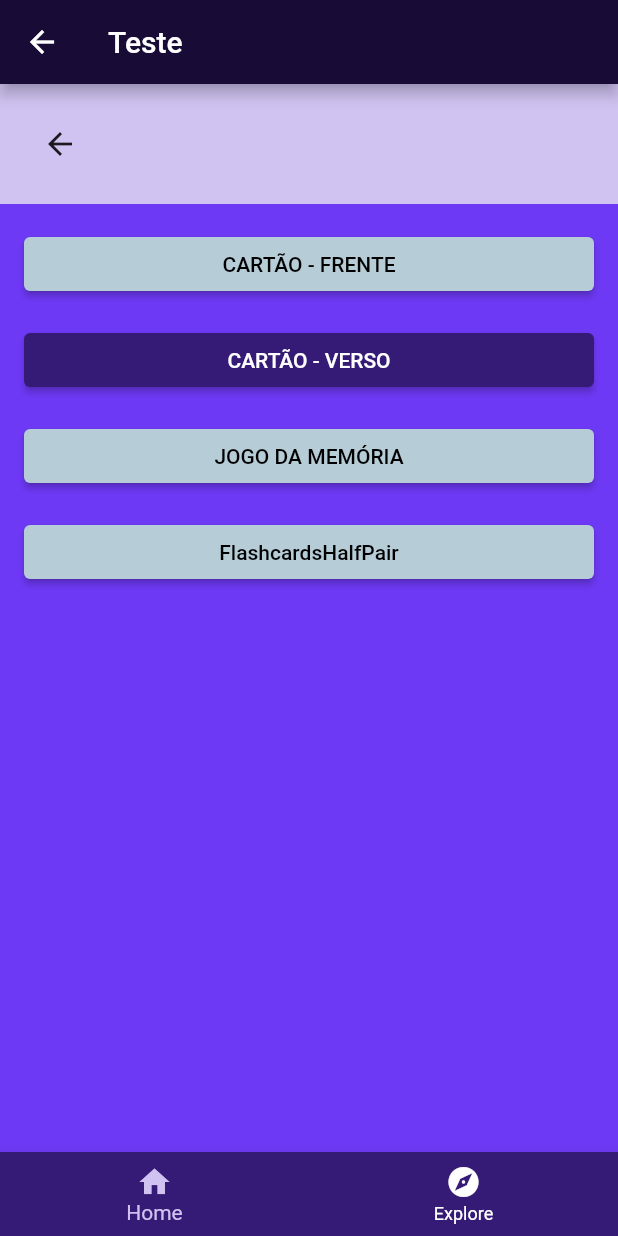
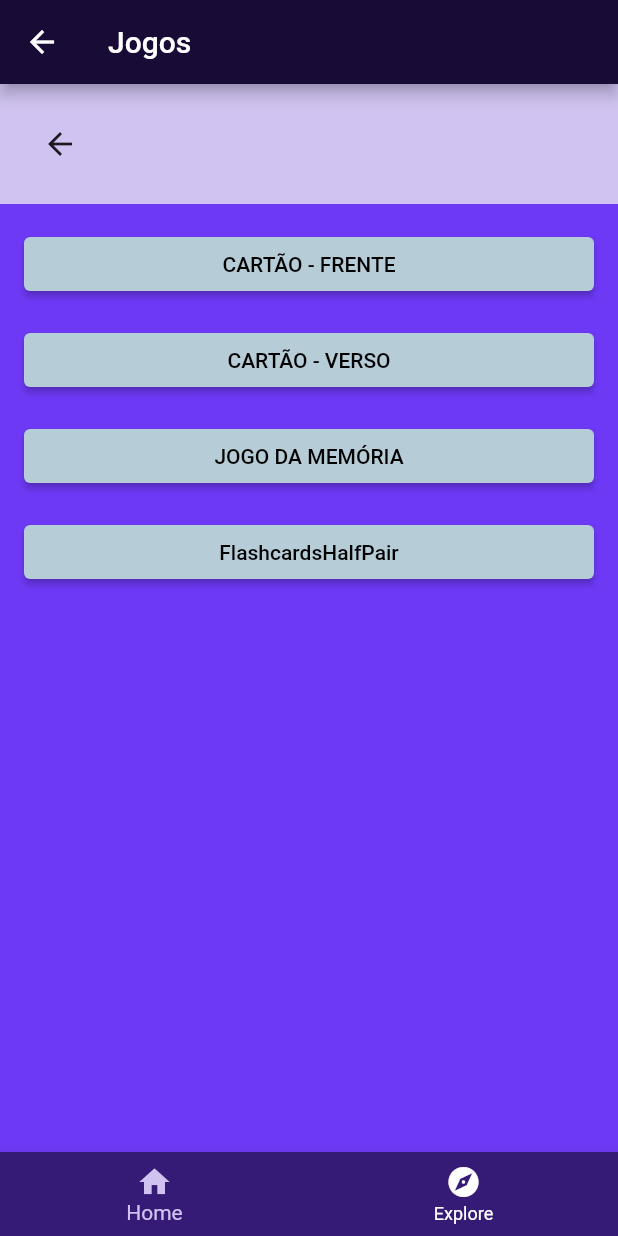
Before and after one commit to Jul10c3s4/pmovel, a Flutter app: the screen it shows after launch, in the side drawer, after a tap on "Jogos", on a phone screen of 412 x 824 dp. Run offline on Flutter 3.47's test engine with Material 2 defaults, Android fonts, the phone set to English and light mode, and no system bars; network calls fail.

Commit message:
Update jogos_page.dart

```diff
--- a/lib/pages/jogos_page.dart
+++ b/lib/pages/jogos_page.dart
@@ -16,7 +16,7 @@ class _JogosPageState extends State<JogosPage> {
       appBar: AppBar(
         // Here we take the value from the MyHomePage object that was created by
         // the App.build method, and use it to set our appbar title.
-        title: Text("Teste"),
+        title: Text("Jogos"),
         backgroundColor: Color(0xFF180C36),
         /*centerTitle: true,
         leading: IconButton(
@@ -61,7 +61,9 @@ class _JogosPageState extends State<JogosPage> {
             ),
             padding: EdgeInsets.all(16),
             //margin: EdgeInsets.only(top: 16),
-            child: Column(crossAxisAlignment: CrossAxisAlignment.stretch, children: [
+            child: Column(
+                crossAxisAlignment: CrossAxisAlignment.stretch,
+                children: [
                   ElevatedButton(
                     onPressed: onPressedButton,
                     child: Text(
@@ -80,11 +82,11 @@ class _JogosPageState extends State<JogosPage> {
                     child: Text(
                       "CARTÃO - VERSO",
                       style: TextStyle(
-                    color: Colors.white,
+                        color: Colors.black,
                       ),
                     ),
                     style: ElevatedButton.styleFrom(
-                  primary: Color(0xFF351B75),
+                      primary: Color(0xFFB6CCD7),
                     ),
                   ),
                   SizedBox(height: 16),
@@ -174,15 +176,4 @@ class _JogosPageState extends State<JogosPage> {
       ),
     );
   }
-
-  /*void onPressedButton4() {
-    Navigator.push(
-      context,
-      MaterialPageRoute(
-        builder: (context) {
-          return  NewCard();
-        },
-      ),
-    );
-  }*/
 }
```
Lines whose indentation alone changed are shown as unchanged.
